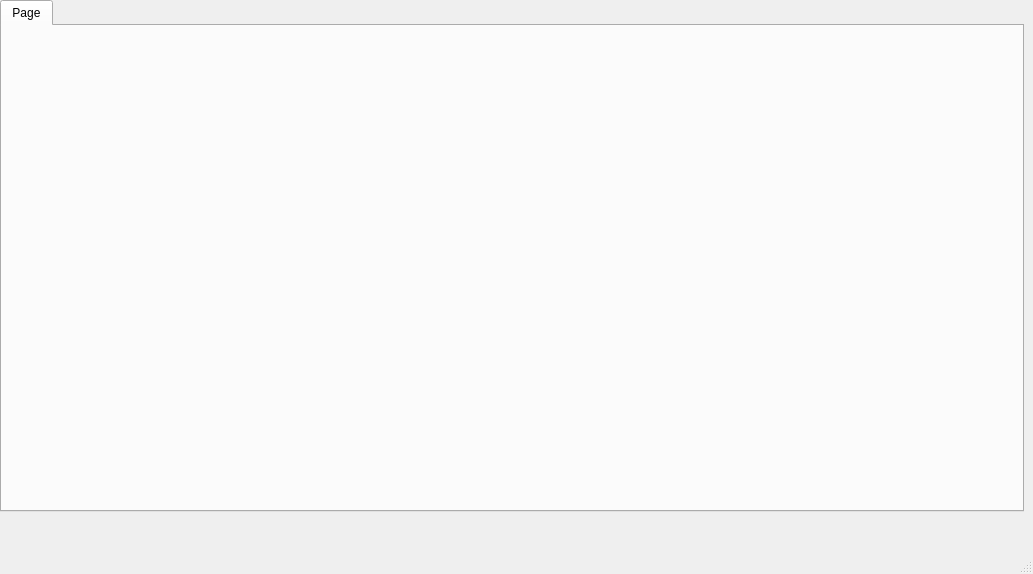
Old version of the form src/app/mainwindow.ui in the repository kubawoo/cutetrader.
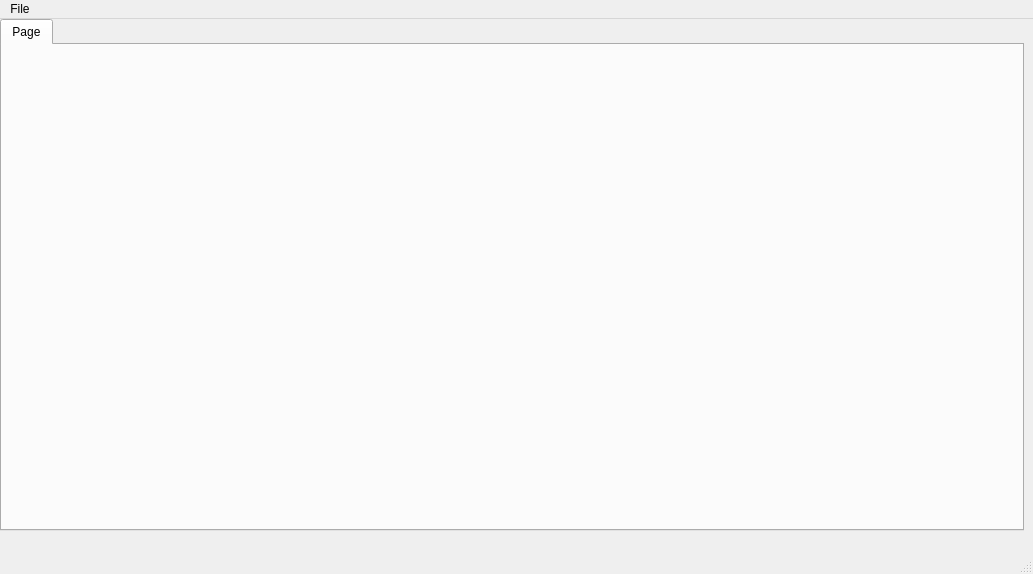
New version of the form.

Patch:
```diff
--- a/src/app/mainwindow.ui
+++ b/src/app/mainwindow.ui
@@ -42,6 +42,13 @@
      <height>22</height>
     </rect>
    </property>
+   <widget class="QMenu" name="menuFile">
+    <property name="title">
+     <string>File</string>
+    </property>
+    <addaction name="actionClear_cache"/>
+   </widget>
+   <addaction name="menuFile"/>
   </widget>
   <widget class="QStatusBar" name="statusbar"/>
  </widget>
```
Left out of the diff: 5 changed lines with no effect on the pictures.
